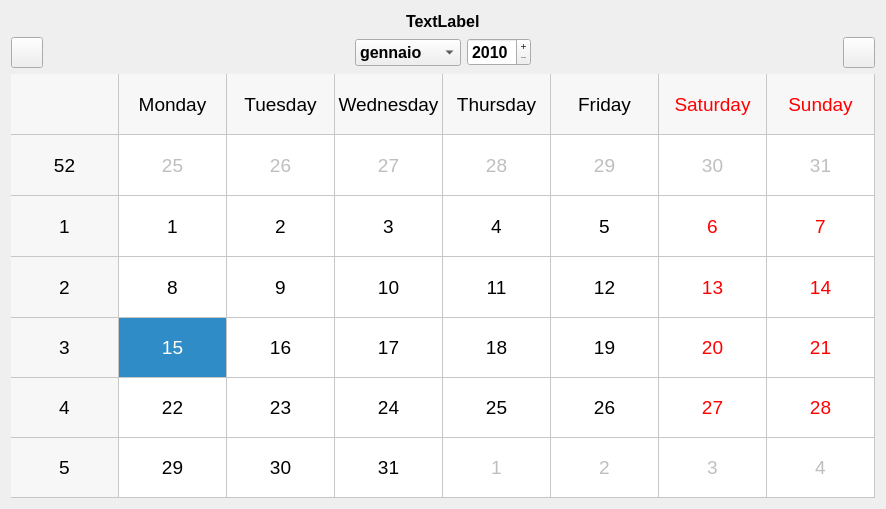
pantof/DailyNotes, file Include/uis/pagine/pagina1.ui: the form before one commit.
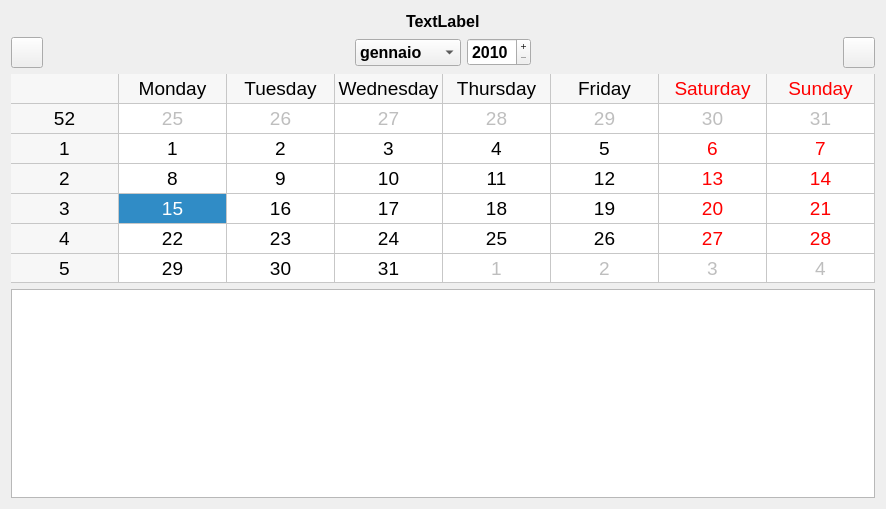
The form after the commit.

Patch:
```diff
--- a/Include/uis/pagine/pagina1.ui
+++ b/Include/uis/pagine/pagina1.ui
@@ -250,6 +250,9 @@
      </property>
     </widget>
    </item>
+   <item>
+    <widget class="QListWidget" name="listWidget_Riepilogo"/>
+   </item>
   </layout>
  </widget>
  <resources/>
```
Left out of the diff: 12 changed lines with no effect on the pictures.
